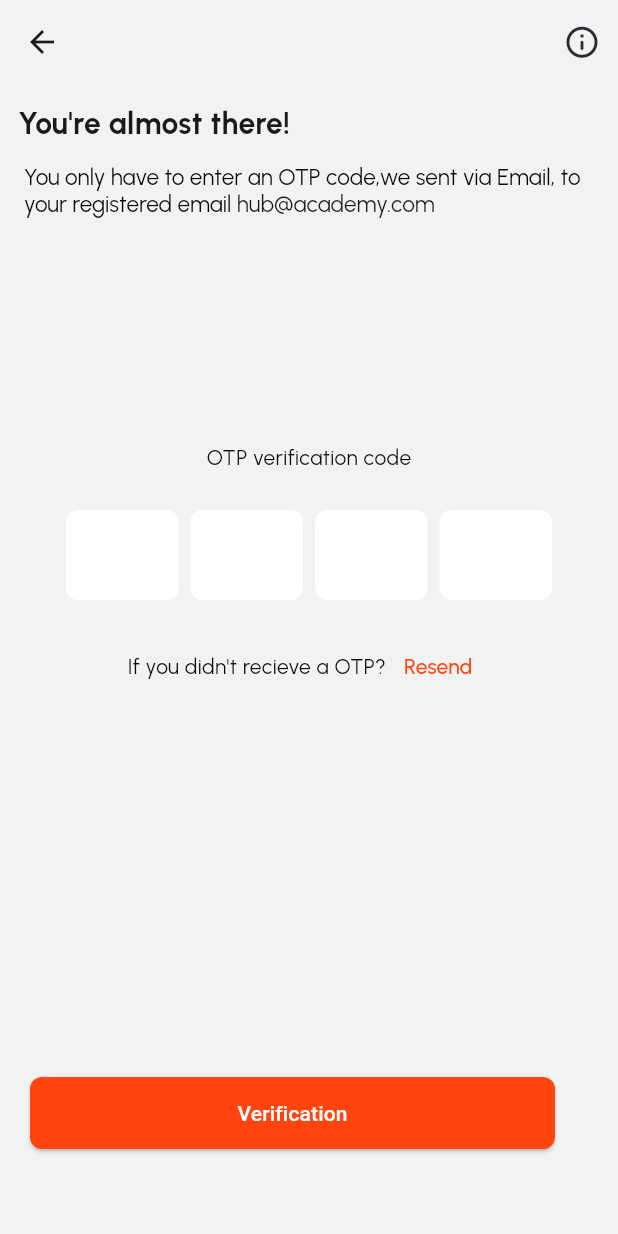
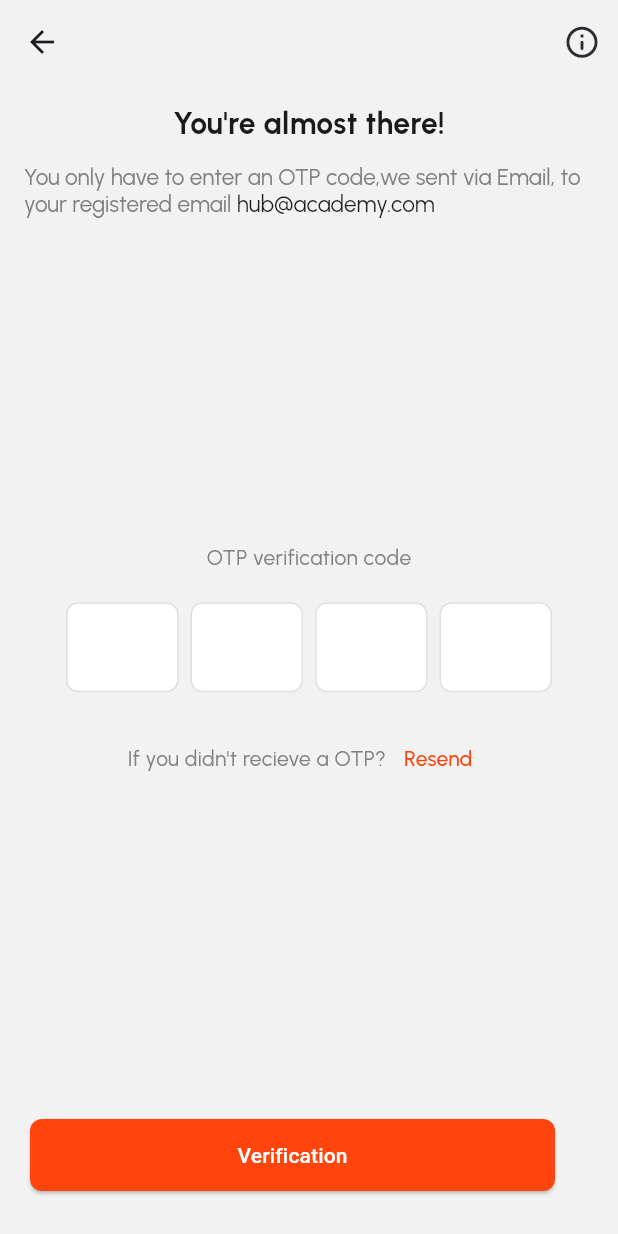
Before and after one commit to tomilayo2/fineace, a Flutter app: the screen it shows after launch, after a tap on "Sign up", on a phone screen of 412 x 824 dp. Run offline on Flutter 3.47's test engine with Material 3 defaults, Android fonts, the phone set to English and light mode, and no system bars; drawn by our look-alikes of pinput; our stand-ins replace google_fonts, smooth_page_indicator.

Commit message:
sign-up-minor-corrections

```diff
--- a/lib/constants/app_color.dart
+++ b/lib/constants/app_color.dart
@@ -8,5 +8,6 @@ class AppColor {
   static const Color appColor = Color(0xFF1A1A1A);
   static const Color appBackgroundColor = Color(0xFFF2F2F2);
   static const Color appHintTextColor = Color(0xFFB3B3B3);
-  static const Color appVerifyColor = Color(0xFF080808);
+  static const Color appVerifyColor = Color(0xFF808080);
+  static const Color checkBoxBorderColor = Color(0xFFF2F2F2);
 }
--- a/lib/features/Authentication/signup_section/verification_page.dart
+++ /dev/null
@@ -1,161 +0,0 @@
-import 'package:fineace/constants/app_color.dart';
-import 'package:fineace/features/Authentication/signup_section/explore_page.dart';
-import 'package:flutter/material.dart';
-import 'package:google_fonts/google_fonts.dart';
-import 'package:pinput/pinput.dart';
-
-class VerificationPage extends StatefulWidget {
-  const VerificationPage({super.key});
-
-  @override
-  State<VerificationPage> createState() => _VerificationPageState();
-}
-
-class _VerificationPageState extends State<VerificationPage> {
-  @override
-  Widget build(BuildContext context) {
-    final defaultPinTheme = PinTheme(
-      width: 75,
-      height: 60,
-      textStyle: TextStyle(
-        fontSize: 22,
-        color: Colors.black
-      ),
-      decoration: BoxDecoration(
-        color: Colors.white,
-        borderRadius: BorderRadius.circular(8.0),
-       // border: Border.all(color: Color(0xFFFF450D))
-      ),
-    );
-    return Scaffold(
-      backgroundColor: AppColor.appBackgroundColor,
-      appBar: AppBar(
-        backgroundColor: AppColor.appBackgroundColor,
-        actions: [
-          IconButton(
-            onPressed: (){},
-            icon: Icon(
-              Icons.info_outline_rounded,
-              size: 25,
-              color: Color(0xFF292D32),
-            ),
-          )
-        ],
-      ),
-      body: Column(
-        crossAxisAlignment: CrossAxisAlignment.start,
-        children: [
-          Padding(
-            padding: const EdgeInsets.all(12.0),
-            child: Text(
-                "You're almost there!",
-              style: GoogleFonts.urbanist(
-                color: AppColor.appColor,
-                fontSize: 20,
-                fontWeight: FontWeight.bold
-              ),
-            ),
-          ),
-          Padding(
-            padding: const EdgeInsets.symmetric(horizontal: 16.0),
-            child: RichText(
-                text: TextSpan(
-                  style: GoogleFonts.lexendDeca(
-                    fontSize: 15,
-                  ),
-                  children: [
-                    TextSpan(
-                        text: "You only have to enter an OTP code,we sent via Email, to your registered email",
-                        style: GoogleFonts.urbanist(
-                            color: AppColor.appVerifyColor
-                        )
-                    ),
-                    TextSpan(
-                        text: " hub@academy.com",
-                        style: GoogleFonts.urbanist(
-                            color: AppColor.appColor,
-                        )
-                    ),
-                  ]
-                ),
-            ),
-          ),
-          SizedBox(height: 150,),
-          Center(
-            child: Text(
-                "OTP verification code",
-              style: GoogleFonts.urbanist(
-                color: AppColor.appVerifyColor
-              ),
-            ),
-          ),
-          SizedBox(height: 25,),
-          Center(
-            child: Pinput(
-            // mainAxisAlignment: MainAxisAlignment.spaceAround,
-              length: 4,
-              defaultPinTheme: defaultPinTheme,
-              focusedPinTheme: defaultPinTheme.copyWith(
-                decoration: defaultPinTheme.decoration!.copyWith(
-                  color: Color(0xFFFFF3E5),
-                  border: Border.all(
-                      color: Color(0xFFFF450D),
-                    width: 1.0
-                  )
-                )
-              ),
-              onCompleted: (pin) => debugPrint(pin),
-              showCursor: true,
-            ),
-          ),
-          SizedBox(height: 20,),
-          Row(
-            mainAxisAlignment: MainAxisAlignment.center,
-            children: [
-              Text(
-                  "If you didn't recieve a OTP?",
-                style:  GoogleFonts.urbanist(
-                  color: AppColor.appVerifyColor
-                ),
-              ),
-              TextButton(
-                  onPressed: (){},
-                  child: Text(
-                      "Resend",
-                    style:  GoogleFonts.urbanist(
-                      color: AppColor.appPrimaryColor
-                    ),
-                  )
-              )
-            ],
-          ),
-          SizedBox(height: 250,),
-          Container(
-            margin: EdgeInsets.only(left: 20, right: 20),
-            //alignment: Alignment.center,
-            width: 350,
-            height: 48,
-            child: ElevatedButton(
-                onPressed: (){
-                  Navigator.push(
-                      context,
-                      MaterialPageRoute(builder: (context) => ExplorePage())
-                  );
-                },
-                style: ElevatedButton.styleFrom(
-                    backgroundColor: AppColor.appPrimaryColor,
-                    foregroundColor: Colors.white,
-                    shape: RoundedRectangleBorder(borderRadius: BorderRadius.circular(8.0))
-
-                ),
-                child: Text(
-                  "Verification",
-                  style: GoogleFonts.lexendDeca(),
-                )
-            ),
-          ),
-        ],
-      ),
-    );
-  }
-}
--- a/lib/features/Authentication/signup_section/custom_button.dart
+++ b/lib/features/authentication/components/custom_button.dart
@@ -13,7 +13,7 @@ class CustomButton extends StatelessWidget {
 
   @override
   Widget build(BuildContext context) {
-    return Container(
+    return SizedBox(
       width: 350,
       height: 48,
       child: ElevatedButton(
@@ -24,7 +24,7 @@ class CustomButton extends StatelessWidget {
               shape: RoundedRectangleBorder(borderRadius: BorderRadius.circular(8.0))
           ),
           child: Container(
-            padding: EdgeInsets.only(left: 50),
+            padding: const EdgeInsets.only(left: 50),
             child: Row(
               crossAxisAlignment: CrossAxisAlignment.center,
               children: [
--- a/lib/features/Authentication/signup_section/explore_page.dart
+++ b/lib/features/authentication/signup_section/explore_page.dart
@@ -5,10 +5,13 @@ import 'package:google_fonts/google_fonts.dart';
 class ExplorePage extends StatelessWidget {
   const ExplorePage({super.key});
 
+
   @override
   Widget build(BuildContext context) {
     return Scaffold(
-      appBar: AppBar(),
+      appBar: AppBar(
+        automaticallyImplyLeading: false,
+      ),
       body: Center(
         child: Column(
             mainAxisAlignment: MainAxisAlignment.spaceAround,
@@ -32,9 +35,9 @@ class ExplorePage extends StatelessWidget {
             ),
             const SizedBox(height: 10,),
             Text(
-              "Congratulation!, Your account has been verified successfully",
+              "Congratulation!, Your account has been \nverified successfully",
               style: GoogleFonts.urbanist(
-                  fontSize: 20,
+                  fontSize: 14,
                   color: Colors.black54
               ),
               textAlign: TextAlign.center,
--- a/lib/features/Authentication/signup_section/signup_page.dart
+++ b/lib/features/authentication/signup_section/signup_page.dart
@@ -1,6 +1,6 @@
-import 'package:fineace/features/Authentication/signup_section/custom_button.dart';
-import 'package:fineace/features/Authentication/signup_section/custom_textfield.dart';
-import 'package:fineace/features/Authentication/signup_section/verification_page.dart';
+import 'package:fineace/features/authentication/signup_section/custom_textfield.dart';
+import 'package:fineace/features/authentication/signup_section/verification_page.dart';
+import 'package:fineace/features/authentication/components/custom_button.dart';
 import 'package:flutter/material.dart';
 import 'package:google_fonts/google_fonts.dart';
 
@@ -40,7 +40,7 @@ class _SignUpPageState extends State<SignUpPage> {
               Text(
                   "Fineace",
                 style: GoogleFonts.urbanist(
-                    fontSize: 25,
+                    fontSize: 32,
                     fontWeight: FontWeight.bold,
                     color: AppColor.appPrimaryColor
                 ),
@@ -89,10 +89,17 @@ class _SignUpPageState extends State<SignUpPage> {
               ),
               Row(
                 children: [
-                  Padding(
-                    padding: const EdgeInsets.only(left: 10.0),
-                    child: Transform.scale(
-                      scale: 1.1,
+                  Container(
+                    width: 24.0,
+                    height: 24.0,
+                    margin: const EdgeInsets.only(left: 20.0, right: 10.0),
+                    decoration: BoxDecoration(
+                      border: Border.all(
+                          color: Colors.grey.shade500,
+                          width: 2.0,
+                      ),
+                      borderRadius: BorderRadius.circular(7.0),
+                    ),
                     child: Checkbox(
                       value: _isChecked,
                       onChanged: (bool? newValue){
@@ -100,15 +107,11 @@ class _SignUpPageState extends State<SignUpPage> {
                           _isChecked = newValue!;
                         });
                       },
-                        activeColor: Colors.white,
+                      activeColor: Colors.transparent,
+                      focusColor: Colors.white,
                       checkColor: AppColor.appPrimaryColor,
                       materialTapTargetSize: MaterialTapTargetSize.shrinkWrap,
-                        side: BorderSide(
-                          color: Colors.white,
-                          width: 3
-                        )
-                        // shape: BeveledRectangleBorder(borderRadius: BorderRadius.zero),
-                      ),
+                      side: BorderSide.none,
                     ),
                   ),
                   RichText(
--- /dev/null
+++ b/lib/features/authentication/signup_section/verification_page.dart
@@ -0,0 +1,172 @@
+import 'package:fineace/constants/app_color.dart';
+import 'package:fineace/features/Authentication/signup_section/explore_page.dart';
+import 'package:flutter/material.dart';
+import 'package:google_fonts/google_fonts.dart';
+import 'package:pinput/pinput.dart';
+
+class VerificationPage extends StatefulWidget {
+  const VerificationPage({super.key});
+
+  @override
+  State<VerificationPage> createState() => _VerificationPageState();
+}
+
+class _VerificationPageState extends State<VerificationPage> {
+
+  final defaultPinTheme = PinTheme(
+    width: 75,
+    height: 60,
+    textStyle: TextStyle(
+        fontSize: 22,
+        color: Colors.black
+    ),
+    decoration: BoxDecoration(
+        color: Colors.white,
+        borderRadius: BorderRadius.circular(8.0),
+        border: Border.all(color: Colors.grey.shade300)
+    ),
+  );
+
+  @override
+  Widget build(BuildContext context) {
+    return Scaffold(
+      backgroundColor: AppColor.appBackgroundColor,
+      appBar: AppBar(
+        backgroundColor: AppColor.appBackgroundColor,
+        actions: [
+          IconButton(
+            onPressed: (){},
+            icon: Icon(
+              Icons.info_outline_rounded,
+              size: 25,
+              color: Color(0xFF292D32),
+            ),
+          )
+        ],
+      ),
+      body: Column(
+        crossAxisAlignment: CrossAxisAlignment.start,
+        mainAxisAlignment: MainAxisAlignment.spaceBetween,
+        children: [
+          Column(
+            children: [
+              Padding(
+                padding: const EdgeInsets.all(12.0),
+                child: Text(
+                  "You're almost there!",
+                  style: GoogleFonts.urbanist(
+                      color: AppColor.appColor,
+                      fontSize: 20,
+                      fontWeight: FontWeight.bold
+                  ),
+                ),
+              ),
+              Padding(
+                padding: const EdgeInsets.symmetric(horizontal: 16.0),
+                child: RichText(
+                  text: TextSpan(
+                      style: GoogleFonts.lexendDeca(
+                        fontSize: 15,
+                      ),
+                      children: [
+                        TextSpan(
+                            text: "You only have to enter an OTP code,we sent via Email, to your registered email",
+                            style: GoogleFonts.urbanist(
+                                color: AppColor.appVerifyColor
+                            )
+                        ),
+                        TextSpan(
+                            text: " hub@academy.com",
+                            style: GoogleFonts.urbanist(
+                              color: AppColor.appColor,
+                            )
+                        ),
+                      ]
+                  ),
+                ),
+              ),
+            ],
+          ),
+
+          Column(
+            children: [
+              Center(
+                child: Text(
+                  "OTP verification code",
+                  style: GoogleFonts.urbanist(
+                      color: AppColor.appVerifyColor
+                  ),
+                ),
+              ),
+              SizedBox(height: 20,),
+              Center(
+                child: Pinput(
+                  // mainAxisAlignment: MainAxisAlignment.spaceAround,
+                  length: 4,
+                  defaultPinTheme: defaultPinTheme,
+                  focusedPinTheme: defaultPinTheme.copyWith(
+                      decoration: defaultPinTheme.decoration!.copyWith(
+                          color: Color(0xFFFFF3E5),
+                          border: Border.all(
+                              color: AppColor.appPrimaryColor,
+                              width: 1.0
+                          )
+                      )
+                  ),
+                  onCompleted: (pin) => debugPrint(pin),
+                  showCursor: true,
+                ),
+              ),
+              SizedBox(height: 20,),
+              Row(
+                mainAxisAlignment: MainAxisAlignment.center,
+                children: [
+                  Text(
+                    "If you didn't recieve a OTP?",
+                    style:  GoogleFonts.urbanist(
+                        color: AppColor.appVerifyColor
+                    ),
+                  ),
+                  TextButton(
+                      onPressed: (){},
+                      child: Text(
+                        "Resend",
+                        style:  GoogleFonts.urbanist(
+                            color: AppColor.appPrimaryColor
+                        ),
+                      )
+                  )
+                ],
+              ),
+            ],
+          ),
+
+          Container(
+            margin: EdgeInsets.only(left: 20, right: 20, bottom: 30.0),
+            //alignment: Alignment.center,
+            width: 350,
+            height: 48,
+            child: ElevatedButton(
+                onPressed: (){
+                  Navigator.push(
+                      context,
+                      MaterialPageRoute(builder: (context) => ExplorePage())
+                  );
+                },
+                style: ElevatedButton.styleFrom(
+                    backgroundColor: AppColor.appPrimaryColor,
+                    foregroundColor: Colors.white,
+                    shape: RoundedRectangleBorder(borderRadius: BorderRadius.circular(8.0))
+
+                ),
+                child: Text(
+                  "Verification",
+                  style: GoogleFonts.lexendDeca(),
+                )
+            ),
+          ),
+        ],
+      ),
+    );
+  }
+}
```
Also changed, not shown: lib/features/authentication/signup_section/custom_textfield.dart (renamed from lib/features/Authentication/signup_section/custom_textfield.dart), pubspec.lock, 3 other files. Lines whose indentation alone changed are shown as unchanged.
